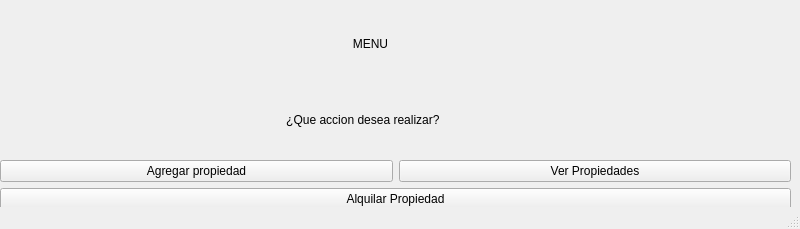
The window that Menu.ui (MateMar04/TP-Qt) describes before a commit, drawn with Qt 5.
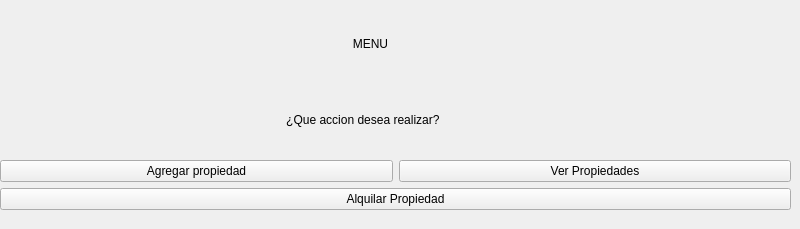
The same window after the commit. Icons and pictures are not drawn.

Commit message: Empeze a diseñar la ventana de alquilados

What changed in the file:
```diff
--- a/Menu.ui
+++ b/Menu.ui
@@ -94,7 +94,6 @@
     </layout>
    </widget>
   </widget>
-  <widget class="QStatusBar" name="statusbar"/>
  </widget>
  <resources/>
  <connections>
```
The commit also changes 6 other files.
